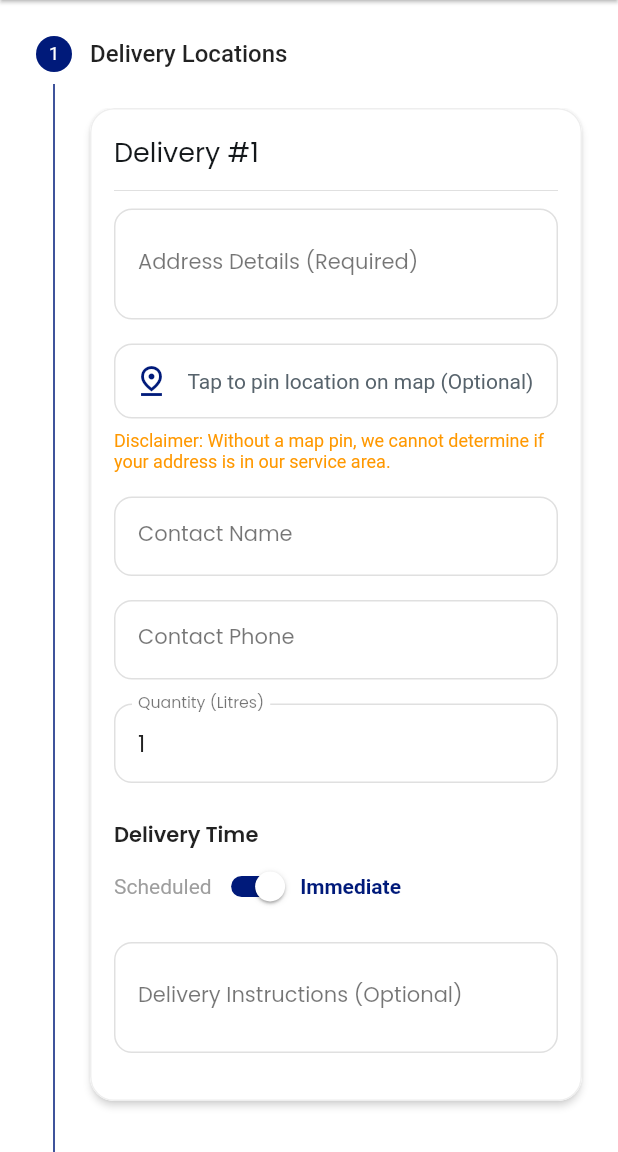
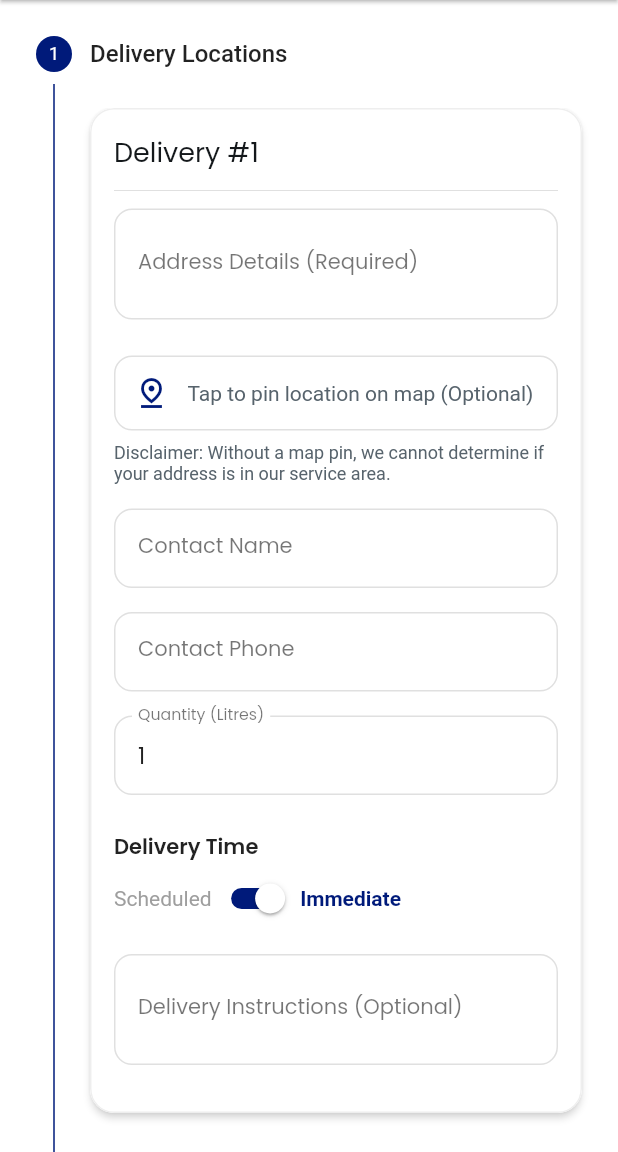
Before and after one commit to Kenac-Innovations/langa-water-delivery, a Flutter app: the CreateWaterOrderPage screen opened by its route, on a phone screen of 412 x 824 dp, the part 84-1236 px from its top. Run offline on Flutter 3.47's test engine with Material 3 defaults, Android fonts, the phone set to English and light mode, and no system bars; our stand-ins replace auto_size_text, connectivity_plus, dartz, device_info_plus, dio, equatable and 23 more; missing offline and left inert: flutter_google_places_hoc081098, google_api_headers, google_maps_flutter_platform_interface, json_path, ml_card_scanner; accounts and stored records are empty; Roboto replaces fonts that are missing (Readex Pro); project files that could hold a hidden picture were left out.

Commit message:
Completed addresses

```diff
--- a/user_app/lib/dto/water_order_dto.dart
+++ b/user_app/lib/dto/water_order_dto.dart
@@ -102,18 +102,17 @@
 
 class ScheduledDetailsRequestDto {
   final String scheduledDate;
-  final String? scheduledTime;
+  final String scheduledTime;
 
   ScheduledDetailsRequestDto({
     required this.scheduledDate,
-    this.scheduledTime,
+    required this.scheduledTime,
   });
 
   Map<String, dynamic> toJson() {
     return {
       'scheduledDate': scheduledDate,
-      'scheduledTime':
-          scheduledTime ?? "", // FIX: Ensure empty string instead of null
+      'scheduledTime': scheduledTime,
     };
   }
 }
--- a/user_app/lib/pages/create_water_order/create_water_order_page.dart
+++ b/user_app/lib/pages/create_water_order/create_water_order_page.dart
@@ -289,7 +289,7 @@
 
           if (state is WaterOrderCreationSuccess) {
             _showSuccessToast("Order created successfully!");
-            context.go('/My_Orders');
+            context.pushNamed('My_Orders');
           }
           if (state is WaterOrderFailure) {
             _showErrorToast(state.failure.message);
--- a/user_app/lib/pages/create_water_order/delivery_card.dart
+++ b/user_app/lib/pages/create_water_order/delivery_card.dart
@@ -3,7 +3,6 @@
 import 'package:intl/intl.dart';
 import 'package:langas_user/flutter_flow/flutter_flow_theme.dart';
 import 'package:langas_user/models/user_model.dart';
-
 import 'package:langas_user/pages/create_water_order/create_water_order_page.dart';
 import 'package:langas_user/pages/create_water_order/form_widgets.dart';
 import 'package:langas_user/pages/create_water_order/location_picker_page.dart';
@@ -51,13 +50,11 @@
     final picked =
         await showTimePicker(context: context, initialTime: TimeOfDay.now());
     if (picked != null && mounted) {
-      setState(() {
-        final timeFormat = DateFormat("HH:mm:00");
-        final now = DateTime.now();
-        final dt =
-            DateTime(now.year, now.month, now.day, picked.hour, picked.minute);
-        widget.delivery.timeController.text = timeFormat.format(dt);
-      });
+      final timeFormat = DateFormat("HH:mm:00");
+      final now = DateTime.now();
+      final dt =
+          DateTime(now.year, now.month, now.day, picked.hour, picked.minute);
+      widget.delivery.timeController.text = timeFormat.format(dt);
     }
   }
 
@@ -115,6 +112,7 @@
               hintText: 'e.g., House 123, Main Street',
               maxLines: 2,
             ),
+            const SizedBox(height: 8),
             GestureDetector(
               onTap: () async {
                 final result = await Navigator.push<LocationResult>(
@@ -162,11 +160,12 @@
               ),
             ),
             if (widget.delivery.latLng == null)
-              const Padding(
-                padding: EdgeInsets.only(top: 8.0),
+              Padding(
+                padding: const EdgeInsets.only(top: 8.0),
                 child: Text(
                   'Disclaimer: Without a map pin, we cannot determine if your address is in our service area.',
-                  style: TextStyle(color: Colors.orange, fontSize: 12),
+                  style: theme.bodySmall
+                      .override(color: theme.secondaryText, fontSize: 12),
                 ),
               ),
             const SizedBox(height: 16),
```
Also changed, not shown: user_app/lib/pages/create_water_order/payment_section.dart (+9 -9 lines).
